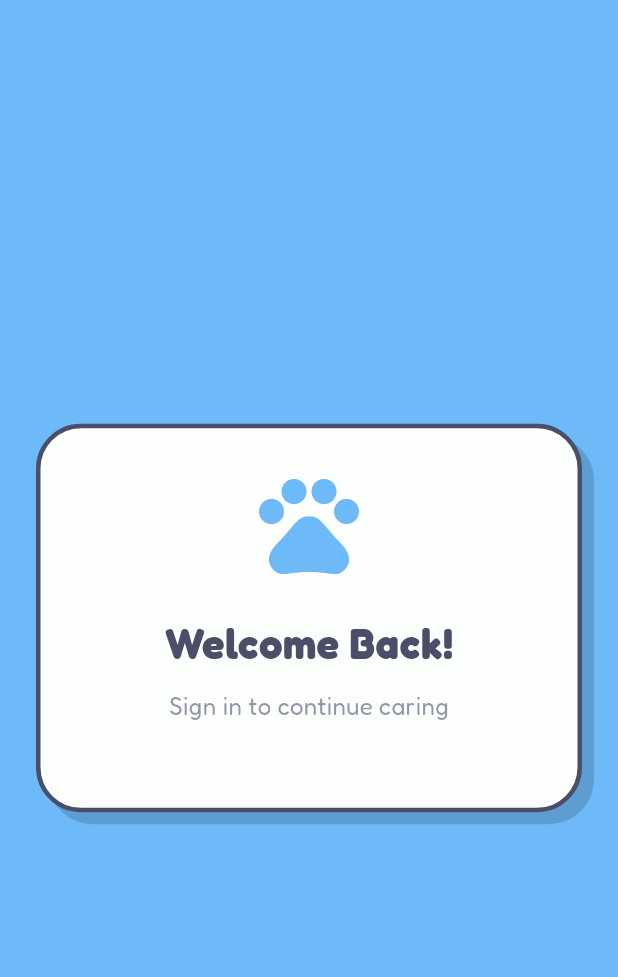
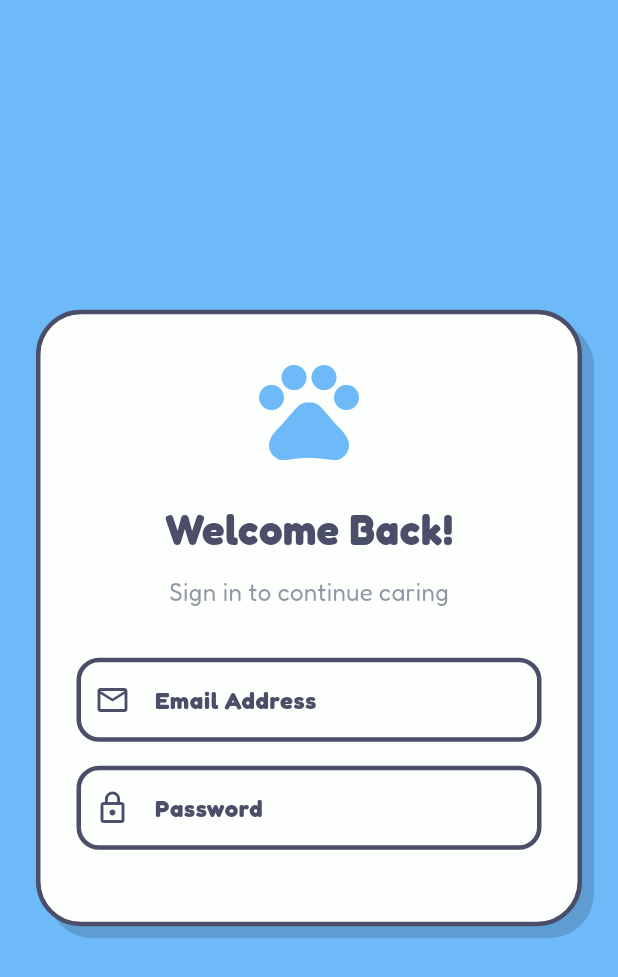
Before and after one commit to WhoIsR/Collab_MobileApp, a Flutter app: the Login screen opened directly, on a phone screen of 412 x 824 dp. Shown: the top 977 px of the screen. Run offline on Flutter 3.47's test engine with Material 3 defaults, Android fonts, the phone set to English and light mode, and no system bars; our stand-ins replace firebase_auth, firebase_core, firebase_messaging, google_fonts, lottie, supabase_flutter; accounts and stored records are empty; network calls fail.

Commit message:
menambahkan textfield

```diff
--- a/lib/presentation/pages/auth/login.dart
+++ b/lib/presentation/pages/auth/login.dart
@@ -126,6 +126,35 @@ class _LoginState extends State<Login> {
                   ),
                 ),
                 const SizedBox(height: 32),
+
+                // Form Inputs
+                TextFormField(
+                  controller: _emailController,
+                  keyboardType: TextInputType.emailAddress,
+                  style: const TextStyle(color: AppColors.textOutline),
+                  decoration: const InputDecoration(
+                    labelText: 'Email Address',
+                    prefixIcon: Icon(
+                      Icons.email_outlined,
+                      color: AppColors.textOutline,
+                    ),
+                    // Theme handles borders
+                  ),
+                ),
+                const SizedBox(height: 16),
+                TextFormField(
+                  controller: _passwordController,
+                  obscureText: true,
+                  style: const TextStyle(color: AppColors.textOutline),
+                  decoration: const InputDecoration(
+                    labelText: 'Password',
+                    prefixIcon: Icon(
+                      Icons.lock_outline,
+                      color: AppColors.textOutline,
+                    ),
+                  ),
+                ),
+                const SizedBox(height: 24),
               ],
             ),
           ),
```
